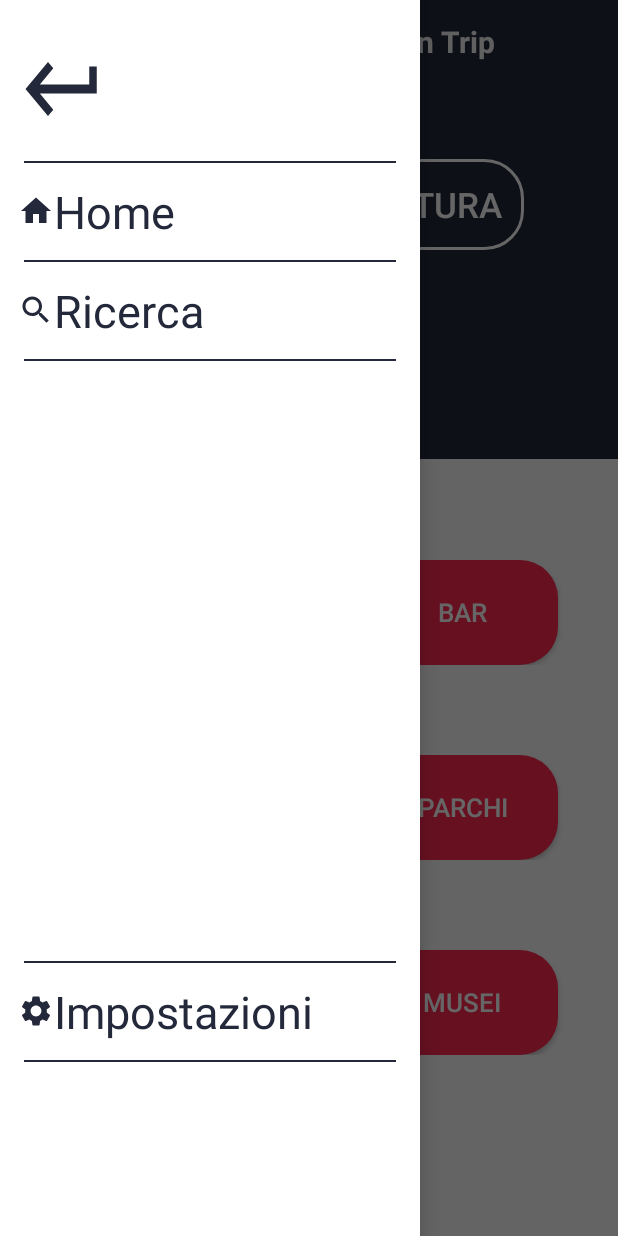
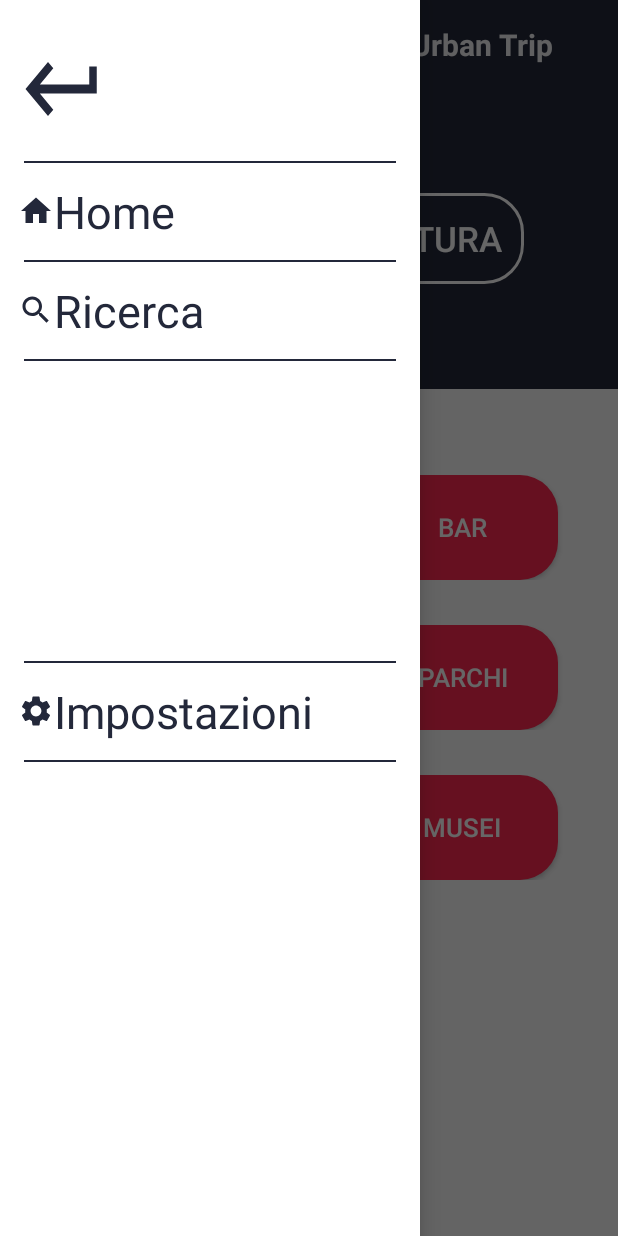
Before and after one commit to iorio170894/ConsigliaViaggi20IorioLosbeferoRuggiero, an Android app: the ActivityBenvenuto screen opened directly, with no data from a screen before it, with the side drawer open, on a phone screen of 412 x 824 dp. Run offline under Robolectric (Android 15) with nearby library versions, the phone set to English and light mode, and no system bars; libraries missing offline, so code that uses them is left out: com.amazonaws, com.amazonaws.mobileconnectors.

Commit message:
[FINALE] Aggiunti logo app e modificati margini activity_benvenuto

```diff
--- a/app/src/main/res/layout/activity_benvenuto.xml
+++ b/app/src/main/res/layout/activity_benvenuto.xml
@@ -34,13 +34,10 @@
         <LinearLayout
             android:id="@+id/linearLayout2"
             android:layout_width="match_parent"
-            android:layout_height="250dp"
+            android:layout_height="200dp"
             android:background="@color/colorPrimaryDark"
             android:orientation="vertical"
-            android:padding="50dp"
-            tools:ignore="MissingConstraints"
-            tools:layout_editor_absoluteX="-2dp"
-            tools:layout_editor_absoluteY="-6dp">
+            android:gravity="center">
 
             <Button
                 android:onClick="ShowPopupRicerca"
@@ -48,7 +45,6 @@
                 android:layout_width="wrap_content"
                 android:layout_height="wrap_content"
                 android:layout_gravity="center"
-
                 android:background="@drawable/buttonsstyle2"
                 android:drawableLeft="@drawable/ic_baseline_search_24"
                 android:text="Ricerca Struttura"
@@ -67,40 +63,25 @@
             android:id="@+id/intorno_a_te"
             android:textColor="@color/colorPrimaryDark"
             android:textSize="20sp"
-            app:layout_constraintBottom_toBottomOf="parent"
-            app:layout_constraintEnd_toEndOf="parent"
-            app:layout_constraintHorizontal_bias="0.104"
-            app:layout_constraintStart_toStartOf="parent"
-            app:layout_constraintTop_toTopOf="parent"
-            app:layout_constraintVertical_bias="0.44" />
+            android:layout_marginBottom="20dp"/>
 
         <LinearLayout
             android:id="@+id/linearLayout3"
             android:layout_width="match_parent"
             android:layout_height="wrap_content"
             android:orientation="horizontal"
-            android:padding="30dp"
-            android:gravity="center"
-            tools:ignore="MissingConstraints"
-            tools:layout_editor_absoluteX="-6dp"
-            tools:layout_editor_absoluteY="-6dp">
+            android:gravity="center">
 
             <Button
                 android:id="@+id/buttonSearchRistoranti"
                 android:layout_width="151dp"
                 android:layout_height="70dp"
-                android:gravity="center"
+                android:layout_gravity="center"
                 android:background="@drawable/buttonstylepink"
                 android:drawableLeft="@drawable/ic_baseline_restaurant_24"
                 android:text="Ristoranti"
                 android:textColor="@color/white"
                 android:textSize="17dp"
-                app:layout_constraintBottom_toBottomOf="parent"
-                app:layout_constraintEnd_toEndOf="parent"
-                app:layout_constraintHorizontal_bias="0.175"
-                app:layout_constraintStart_toStartOf="parent"
-                app:layout_constraintTop_toTopOf="parent"
-                app:layout_constraintVertical_bias="0.63"
                 />
 
             <Button
@@ -108,18 +89,12 @@
                 android:layout_width="151dp"
                 android:layout_marginLeft="30dp"
                 android:layout_height="70dp"
-                android:gravity="center"
+                android:layout_gravity="center"
                 android:background="@drawable/buttonstylepink"
                 android:drawableLeft="@drawable/ic_baseline_local_bar_24"
                 android:text="Bar"
                 android:textColor="@color/white"
-                android:textSize="17dp"
-                app:layout_constraintBottom_toBottomOf="parent"
-                app:layout_constraintEnd_toEndOf="parent"
-                app:layout_constraintHorizontal_bias="0.877"
-                app:layout_constraintStart_toStartOf="parent"
-                app:layout_constraintTop_toTopOf="parent"
-                app:layout_constraintVertical_bias="0.63" />
+                android:textSize="17dp" />
 
         </LinearLayout>
 
@@ -128,29 +103,20 @@
             android:layout_width="match_parent"
             android:layout_height="wrap_content"
             android:orientation="horizontal"
-            android:padding="30dp"
             android:gravity="center"
-            tools:ignore="MissingConstraints"
-            tools:layout_editor_absoluteX="-6dp"
-            tools:layout_editor_absoluteY="-6dp">
+            android:layout_marginTop="30dp">
 
             <Button
 
                 android:id="@+id/buttonSearchHotel"
                 android:layout_width="151dp"
-                android:gravity="center"
+                android:layout_gravity="center"
                 android:layout_height="70dp"
                 android:background="@drawable/buttonstylepink"
                 android:drawableLeft="@drawable/ic_baseline_hotel_24"
                 android:text="Hotel"
                 android:textColor="@color/white"
                 android:textSize="17dp"
-                app:layout_constraintBottom_toBottomOf="parent"
-                app:layout_constraintEnd_toEndOf="parent"
-                app:layout_constraintHorizontal_bias="0.176"
-                app:layout_constraintStart_toStartOf="parent"
-                app:layout_constraintTop_toTopOf="parent"
-                app:layout_constraintVertical_bias="0.89"
                 />
 
             <Button
@@ -158,18 +124,12 @@
                 android:layout_width="151dp"
                 android:layout_height="70dp"
                 android:layout_marginLeft="30dp"
-                android:gravity="center"
+                android:layout_gravity="center"
                 android:background="@drawable/buttonstylepink"
                 android:drawableLeft="@drawable/ic_baseline_nature_people_24"
                 android:text="Parchi"
                 android:textColor="@color/white"
-                android:textSize="17dp"
-                app:layout_constraintBottom_toBottomOf="parent"
-                app:layout_constraintEnd_toEndOf="parent"
-                app:layout_constraintHorizontal_bias="0.877"
-                app:layout_constraintStart_toStartOf="parent"
-                app:layout_constraintTop_toTopOf="parent"
-                app:layout_constraintVertical_bias="0.89" />
+                android:textSize="17dp" />
 
         </LinearLayout>
 
@@ -178,47 +138,31 @@
             android:layout_width="match_parent"
             android:layout_height="wrap_content"
             android:orientation="horizontal"
-            android:padding="30dp"
-            android:gravity="center"
-            tools:ignore="MissingConstraints"
-            tools:layout_editor_absoluteX="-6dp"
-            tools:layout_editor_absoluteY="-6dp">
+            android:layout_marginTop="30dp"
+            android:gravity="center">
 
             <Button
                 android:id="@+id/buttonSearchTeatri"
                 android:layout_width="151dp"
-                android:gravity="center"
+                android:layout_gravity="center"
                 android:layout_height="70dp"
                 android:background="@drawable/buttonstylepink"
                 android:drawableLeft="@drawable/ic_theater"
                 android:text="Teatri"
                 android:textColor="@color/white"
-                android:textSize="17dp"
-                app:layout_constraintBottom_toBottomOf="parent"
-                app:layout_constraintEnd_toEndOf="parent"
-                app:layout_constraintHorizontal_bias="0.176"
-                app:layout_constraintStart_toStartOf="parent"
-                app:layout_constraintTop_toTopOf="parent"
-                app:layout_constraintVertical_bias="0.89"
-                />
+                android:textSize="17dp" />
 
             <Button
                 android:id="@+id/buttonSearchMusei"
                 android:layout_width="151dp"
                 android:layout_height="70dp"
                 android:layout_marginLeft="30dp"
-                android:gravity="center"
+                android:layout_gravity="center"
                 android:background="@drawable/buttonstylepink"
                 android:drawableLeft="@drawable/ic_museum"
                 android:text="MUSEI"
                 android:textColor="@color/white"
-                android:textSize="17dp"
-                app:layout_constraintBottom_toBottomOf="parent"
-                app:layout_constraintEnd_toEndOf="parent"
-                app:layout_constraintHorizontal_bias="0.877"
-                app:layout_constraintStart_toStartOf="parent"
-                app:layout_constraintTop_toTopOf="parent"
-                app:layout_constraintVertical_bias="0.89" />
+                android:textSize="17dp" />
 
         </LinearLayout>
 
--- a/app/src/main/res/layout/activity_main.xml
+++ b/app/src/main/res/layout/activity_main.xml
@@ -28,23 +28,12 @@
         tools:layout_editor_absoluteX="25dp"
         tools:layout_editor_absoluteY="-11dp" >
 
-        <TextView
-            android:layout_width="wrap_content"
-            android:layout_height="wrap_content"
-            android:text="Welcome"
-            android:textColor="#fff"
-            android:textSize="50sp"
-            tools:layout_editor_absoluteX="39dp"
-            tools:layout_editor_absoluteY="-12dp"/>
+        <ImageView
+            android:layout_width="161dp"
+            android:layout_height="99dp"
+            android:background="@drawable/ic_urbantrip_logo"></ImageView>
 
-        <TextView
-            android:layout_width="wrap_content"
-            android:layout_height="wrap_content"
-            android:text=" Urban Trip app"
-            android:textColor="#fff"
-            android:textSize="20sp"
-            tools:layout_editor_absoluteX="43dp"
-            tools:layout_editor_absoluteY="91dp"/>
+
     </LinearLayout>
 
             <Button
--- a/app/src/main/res/layout/activity_nav_drawer.xml
+++ b/app/src/main/res/layout/activity_nav_drawer.xml
@@ -100,7 +100,7 @@
 
         <LinearLayout
             android:layout_width="match_parent"
-            android:layout_height="400dp"
+            android:layout_height="200dp"
             android:orientation="horizontal"
             android:gravity="center_vertical">
 
--- a/app/src/main/res/layout/main_toolbar.xml
+++ b/app/src/main/res/layout/main_toolbar.xml
@@ -16,6 +16,12 @@
         android:onClick="ClickMenu"
         android:src="@drawable/ic_menu"/>
 
+    <ImageView
+        android:layout_marginLeft="20dp"
+        android:layout_width="57dp"
+        android:layout_height="35dp"
+        android:background="@drawable/ic_urbantrip_logo"></ImageView>
+
     <TextView
         android:layout_width="0dp"
         android:layout_height="wrap_content"
```
